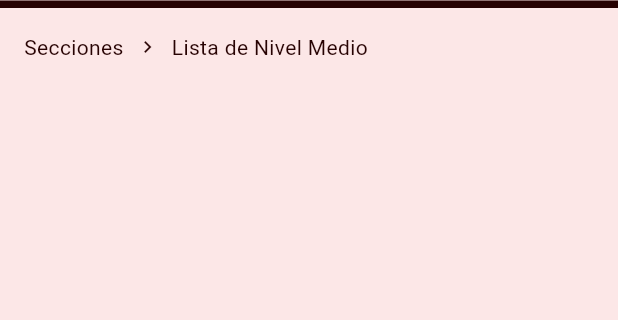
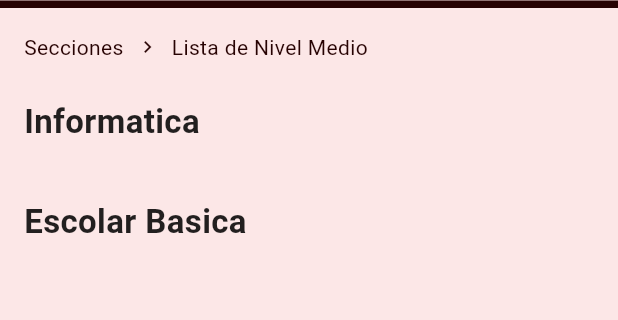
Before and after one commit to Alexyz51/registro_anecdotico, a Flutter app: the NivelMedioScreen screen opened by its route, on a phone screen of 412 x 824 dp, the part 82-402 px from its top. Run offline on Flutter 3.47's test engine with Material 3 defaults, Android fonts, the phone set to English and light mode, and no system bars; our stand-ins replace cloud_firestore, csv, diacritic, file_picker, firebase_auth, firebase_core and 1 more; accounts and stored records are empty.

Commit message:
widget que todavia no utilizo y nivel medio ya funciona

```diff
--- a/lib/src/pages/admin_user/nivel_medio_screen.dart
+++ b/lib/src/pages/admin_user/nivel_medio_screen.dart
@@ -407,89 +407,58 @@ class _NivelMedioScreenState extends State<NivelMedioScreen> {
 
   @override
   Widget build(BuildContext context) {
-    const Color cremitaGris = Color(0xFFC7B7A3);
-    final grisClarito = Colors.grey.shade200;
-    final grisMedio = Colors.grey.shade300;
-    final rojoClaro = Colors.red.shade100;
-    String hexColor = '#8e0b13';
-    int colorValue = int.parse(hexColor.substring(1), radix: 16);
-    Color miColor = Color(colorValue | 0xFF000000);
-    const cremita = const Color.fromARGB(248, 252, 230, 230);
+    const Color cremita = Color.fromARGB(248, 252, 230, 230);
     const rojoOscuro = Color.fromARGB(255, 39, 2, 2);
-    //Paleta de colores habitual
+
     if (estaCargando) {
       return const Scaffold(body: Center(child: CircularProgressIndicator()));
     }
 
-    return Scaffold(
-      backgroundColor: cremita,
-      appBar: AppBar(
-        backgroundColor: cremita,
-        leading: IconButton(
-          icon: const Icon(Icons.arrow_back),
-          onPressed: () {
-            Navigator.pushAndRemoveUntil(
-              context,
-              MaterialPageRoute(builder: (context) => AdminUserHomeScreen()),
-              (route) => false,
-            );
-          },
-        ),
-        centerTitle: true,
-        title: const Text(
-          'Registro Anecdotico',
-          style: TextStyle(
-            fontSize: 20,
+    Map<String, Map<String, List>> seccionInformatica = {};
+    Map<String, Map<String, List>> seccionEscolarBasica = {};
+
+    datos.forEach((grado, secciones) {
+      secciones.forEach((seccion, alumnos) {
+        final seccionLower = seccion.toLowerCase();
+        if (seccionLower == 'informatica') {
+          seccionInformatica.putIfAbsent(grado, () => {});
+          seccionInformatica[grado]![seccion] = alumnos;
+        } else if (seccionLower == 'escolar basica') {
+          seccionEscolarBasica.putIfAbsent(grado, () => {});
+          seccionEscolarBasica[grado]![seccion] = alumnos;
+        }
+      });
+    });
+
+    Widget construirSeccion(
+      String nombreSeccion,
+      Map<String, Map<String, List>> data,
+    ) {
+      return Column(
+        crossAxisAlignment: CrossAxisAlignment.start,
+        children: [
+          Padding(
+            padding: const EdgeInsets.symmetric(horizontal: 16, vertical: 8),
+            child: Text(
+              nombreSeccion,
+              style: const TextStyle(
+                fontSize: 22,
                 fontWeight: FontWeight.bold,
-            color: Color.fromARGB(226, 201, 183, 171),
-          ),
-        ),
-        automaticallyImplyLeading: true,
-        elevation: 0, // para que no tenga sombra propia
-        bottom: PreferredSize(
-          preferredSize: Size.fromHeight(4.0), // altura de la barra separadora
-          child: Container(
-            color: rojoOscuro, // tu color rojo oscuro declarado
-            height: 5.0,
+                color: Colors.black87,
               ),
             ),
           ),
-
-      body: Column(
-        children: [
-          Padding(
-            padding: const EdgeInsets.all(16),
-            child: BreadcrumbBar(
-              items: [
-                BreadcrumbItem(
-                  recorrido: 'Secciones',
-                  onTap: () {
-                    Navigator.pushReplacementNamed(context, 'admin_home');
-                  },
-                ),
-                BreadcrumbItem(recorrido: 'Lista de Nivel Medio'),
-              ],
-            ),
-          ),
-          Expanded(
-            child: ListView(
-              children: datos.entries.map((gradoEntry) {
+          ...data.entries.map((gradoEntry) {
             final grado = gradoEntry.key;
             final secciones = gradoEntry.value;
 
+            final List alumnosUnificados = secciones.values
+                .expand((lista) => lista)
+                .toList();
+
             return ExpansionTile(
               title: Text('$grado° Curso'),
-                  children: secciones.entries.map((seccionEntry) {
-                    final seccion = seccionEntry.key;
-                    final alumnos = seccionEntry.value;
-
-                    return ExpansionTile(
-                      title: Text(
-                        'Sección: ${seccion[0].toUpperCase()}${seccion.substring(1)}',
-                        style: const TextStyle(fontWeight: FontWeight.bold),
-                      ),
               children: [
-                        // ENCABEZADO
                 SingleChildScrollView(
                   scrollDirection: Axis.horizontal,
                   child: ConstrainedBox(
@@ -497,9 +466,7 @@ class _NivelMedioScreenState extends State<NivelMedioScreen> {
                       minWidth: MediaQuery.of(context).size.width,
                     ),
                     child: Padding(
-                              padding: const EdgeInsets.symmetric(
-                                horizontal: 16,
-                              ),
+                      padding: const EdgeInsets.symmetric(horizontal: 16),
                       child: Row(
                         children: const [
                           SizedBox(
@@ -516,7 +483,6 @@ class _NivelMedioScreenState extends State<NivelMedioScreen> {
                           ),
                           SizedBox(width: 10),
                           SizedBox(
-                                    // Se deja flexible sin ancho fijo
                             width: 250,
                             child: Text(
                               'Nombre y Apellido',
@@ -526,15 +492,17 @@ class _NivelMedioScreenState extends State<NivelMedioScreen> {
                               ),
                             ),
                           ),
-                                  // Ya no hay columna Evaluación ni colores aquí
                         ],
                       ),
                     ),
                   ),
                 ),
-
-                        // FILAS DE ALUMNOS
-                        ...alumnos.map((alumno) {
+                ListView.builder(
+                  shrinkWrap: true,
+                  physics: const NeverScrollableScrollPhysics(),
+                  itemCount: alumnosUnificados.length,
+                  itemBuilder: (context, index) {
+                    final alumno = alumnosUnificados[index];
                     return Container(
                       decoration: BoxDecoration(
                         border: Border(
@@ -575,14 +543,11 @@ class _NivelMedioScreenState extends State<NivelMedioScreen> {
                                     horizontal: 8,
                                   ),
                                 ),
-                                      // Nombre flexible sin estilo azul ni subrayado
                                 SizedBox(
                                   width: 250,
                                   child: GestureDetector(
                                     onTap: () =>
-                                              mostrarDialogoClasificacion(
-                                                alumno,
-                                              ),
+                                        mostrarDialogoClasificacion(alumno),
                                     child: Text(
                                       '${alumno['nombre']} ${alumno['apellido']}',
                                       maxLines: 1,
@@ -600,12 +565,68 @@ class _NivelMedioScreenState extends State<NivelMedioScreen> {
                         ),
                       ),
                     );
+                  },
+                ),
+              ],
+            );
           }).toList(),
         ],
       );
-                  }).toList(),
+    }
+
+    return Scaffold(
+      backgroundColor: cremita,
+      appBar: AppBar(
+        backgroundColor: cremita,
+        leading: IconButton(
+          icon: const Icon(Icons.arrow_back),
+          onPressed: () {
+            Navigator.pushAndRemoveUntil(
+              context,
+              MaterialPageRoute(builder: (context) => AdminUserHomeScreen()),
+              (route) => false,
             );
-              }).toList(),
+          },
+        ),
+        centerTitle: true,
+        title: const Text(
+          'Registro Anecdotico',
+          style: TextStyle(
+            fontSize: 20,
+            fontWeight: FontWeight.bold,
+            color: Color.fromARGB(226, 201, 183, 171),
+          ),
+        ),
+        automaticallyImplyLeading: true,
+        elevation: 0,
+        bottom: PreferredSize(
+          preferredSize: const Size.fromHeight(4.0),
+          child: Container(color: rojoOscuro, height: 5.0),
+        ),
+      ),
+      body: Column(
+        children: [
+          Padding(
+            padding: const EdgeInsets.all(16),
+            child: BreadcrumbBar(
+              items: [
+                BreadcrumbItem(
+                  recorrido: 'Secciones',
+                  onTap: () {
+                    Navigator.pushReplacementNamed(context, 'admin_home');
+                  },
+                ),
+                BreadcrumbItem(recorrido: 'Lista de Nivel Medio'),
+              ],
+            ),
+          ),
+          Expanded(
+            child: ListView(
+              children: [
+                construirSeccion('Informatica', seccionInformatica),
+                const SizedBox(height: 20),
+                construirSeccion('Escolar Basica', seccionEscolarBasica),
+              ],
             ),
           ),
         ],
```
Also changed, not shown: lib/src/pages/widgets/fila_por_alumno.dart (added, +65 -0 lines), lib/src/pages/widgets/lista_por_secciones.dart (added, +169 -0 lines). Lines whose indentation alone changed are shown as unchanged.
